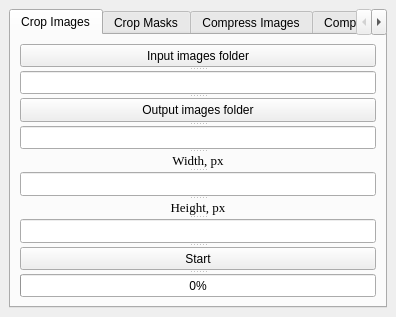
Qt form design.ui (talentlesszxc/crop_compress_images_masks_gui) before a commit.
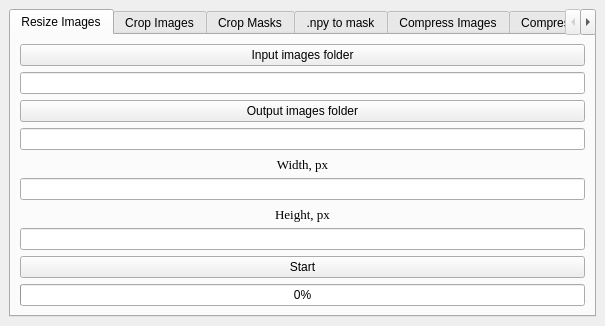
The same form after that commit.

Commit message: added resize func and .npy_to_mask func

What changed in the file:
```diff
--- a/design.ui
+++ b/design.ui
@@ -6,7 +6,7 @@
    <rect>
     <x>0</x>
     <y>0</y>
-    <width>396</width>
+    <width>605</width>
     <height>317</height>
    </rect>
   </property>
@@ -20,6 +20,125 @@
       <property name="currentIndex">
        <number>0</number>
       </property>
+      <widget class="QWidget" name="tab">
+       <attribute name="title">
+        <string>Resize Images</string>
+       </attribute>
+       <layout class="QVBoxLayout" name="verticalLayout_6">
+        <item>
+         <widget class="QPushButton" name="resize_input_folder_button">
+          <property name="text">
+           <string>Input images folder</string>
+          </property>
+         </widget>
+        </item>
+        <item>
+         <widget class="QLineEdit" name="resize_input_path_edit"/>
+        </item>
+        <item>
+         <widget class="QPushButton" name="resize_output_folder_button">
+          <property name="text">
+           <string>Output images folder</string>
+          </property>
+         </widget>
+        </item>
+        <item>
+         <widget class="QLineEdit" name="resize_output_path_edit"/>
+        </item>
+        <item>
+         <widget class="QLabel" name="label_3">
+          <property name="font">
+           <font>
+            <family>Times New Roman</family>
+            <pointsize>10</pointsize>
+            <weight>50</weight>
+            <italic>false</italic>
+            <bold>false</bold>
+            <underline>false</underline>
+           </font>
+          </property>
+          <property name="layoutDirection">
+           <enum>Qt::LeftToRight</enum>
+          </property>
+          <property name="text">
+           <string>Width, px</string>
+          </property>
+          <property name="scaledContents">
+           <bool>false</bool>
+          </property>
+          <property name="alignment">
+           <set>Qt::AlignCenter</set>
+          </property>
+         </widget>
+        </item>
+        <item>
+         <widget class="QLineEdit" name="resize_required_width_edit">
+          <property name="alignment">
+           <set>Qt::AlignCenter</set>
+          </property>
+         </widget>
+        </item>
+        <item>
+         <widget class="QLabel" name="label_2">
+          <property name="font">
+           <font>
+            <family>Times New Roman</family>
+            <pointsize>10</pointsize>
+            <weight>50</weight>
+            <italic>false</italic>
+            <bold>false</bold>
+            <underline>false</underline>
+           </font>
+          </property>
+          <property name="text">
+           <string>Height, px</string>
+          </property>
+          <property name="alignment">
+           <set>Qt::AlignCenter</set>
+          </property>
+         </widget>
+        </item>
+        <item>
+         <widget class="QLineEdit" name="resize_required_height_edit">
+          <property name="alignment">
+           <set>Qt::AlignCenter</set>
+          </property>
+         </widget>
+        </item>
+        <item>
+         <widget class="QPushButton" name="resize_start_button">
+          <property name="text">
+           <string>Start</string>
+          </property>
+         </widget>
+        </item>
+        <item>
+         <widget class="QProgressBar" name="resize_progressBar">
+          <property name="tabletTracking">
+           <bool>false</bool>
+          </property>
+          <property name="acceptDrops">
+           <bool>false</bool>
+          </property>
+          <property name="value">
+           <number>0</number>
+          </property>
+          <property name="alignment">
+           <set>Qt::AlignCenter</set>
+          </property>
+          <property name="textVisible">
+           <bool>true</bool>
+          </property>
+          <property name="invertedAppearance">
+           <bool>false</bool>
+          </property>
+          <property name="format">
+           <string>%p%</string>
+          </property>
+         </widget>
+        </item>
+       </layout>
+      </widget>
       <widget class="QWidget" name="tab_13">
        <attribute name="title">
         <string>Crop Images</string>
@@ -220,6 +339,64 @@
         </item>
        </layout>
       </widget>
+      <widget class="QWidget" name="tab_2">
+       <attribute name="title">
+        <string>.npy to mask</string>
+       </attribute>
+       <layout class="QVBoxLayout" name="verticalLayout_22">
+        <item>
+         <widget class="QPushButton" name="npy_input_folder_button">
+          <property name="text">
+           <string>.npy files folder</string>
+          </property>
+         </widget>
+        </item>
+        <item>
+         <widget class="QLineEdit" name="npy_input_path_edit"/>
+        </item>
+        <item>
+         <widget class="QPushButton" name="npy_output_folder_button">
+          <property name="text">
+           <string>Output masks folder</string>
+          </property>
+         </widget>
+        </item>
+        <item>
+         <widget class="QLineEdit" name="npy_output_path_edit">
+          <property name="text">
+           <string/>
+          </property>
+         </widget>
+        </item>
+        <item>
+         <widget class="QLineEdit" name="npy_lineEdit">
+          <property name="text">
+           <string>Total number of files:</string>
+          </property>
+         </widget>
+        </item>
+        <item>
+         <widget class="QPushButton" name="npy_start_button">
+          <property name="text">
+           <string>Start</string>
+          </property>
+         </widget>
+        </item>
+        <item>
+         <widget class="QProgressBar" name="npy_progressBar">
+          <property name="value">
+           <number>0</number>
+          </property>
+          <property name="alignment">
+           <set>Qt::AlignCenter</set>
+          </property>
+          <property name="format">
+           <string>%p%</string>
+          </property>
+         </widget>
+        </item>
+       </layout>
+      </widget>
       <widget class="QWidget" name="tab_15">
        <attribute name="title">
         <string>Compress Images</string>
```
The commit also changes 3 other files.
